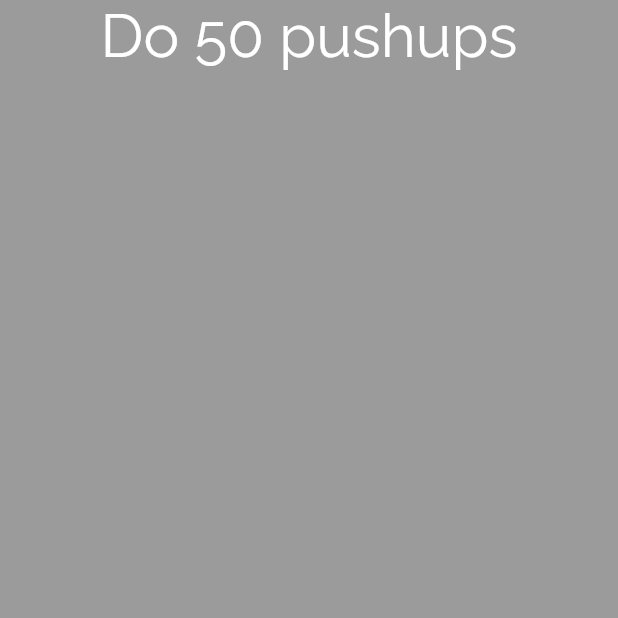
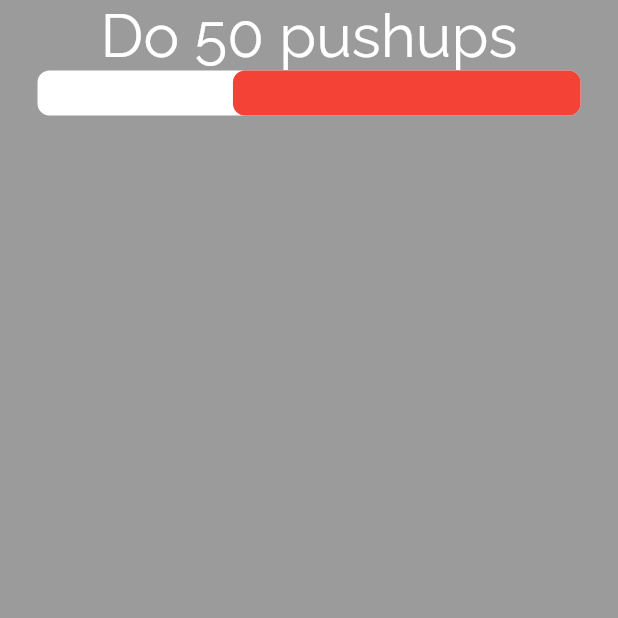
Before and after one commit to aryaman31/cautious-eureka, a Flutter app: the screen it shows after launch, on a phone screen of 412 x 824 dp, the top half of it. Run offline on Flutter 3.47's test engine with Material 2 defaults, Android fonts, the phone set to English and light mode, and no system bars.

Commit message:
Created basic timer functionality.

```diff
--- a/lib/root_page.dart
+++ b/lib/root_page.dart
@@ -1,7 +1,7 @@
 import 'package:flutter/material.dart';
+import 'timer.dart';
 
 class RootPage extends StatelessWidget {
-
   @override
   Widget build(BuildContext context) {
     return Scaffold(
@@ -15,7 +15,7 @@ class RootPage extends StatelessWidget {
                 child: Column(
                   children: <Widget>[
                     Text("Do 50 pushups", style: TextStyle(fontSize: 40, fontFamily: "Raleway", color: Colors.white), textAlign: TextAlign.center,),
-
+                    CountDownTimer()
                   ],
                 )
             ),
--- a/lib/timer.dart
+++ b/lib/timer.dart
@@ -0,0 +1,46 @@
+import 'package:flutter/material.dart';
+
+//class CountDownTimer extends StatefulWidget {
+//  @override
+//  _CountDownTimerState createState() => _CountDownTimerState();
+//}
+//
+//class _CountDownTimerState extends State<CountDownTimer> {
+//
+//}
+
+class CountDownTimer extends StatelessWidget {
+
+  final radius = 8.0;
+  var animationLength;
+  var secondsLeft;
+  var secondsInDay = 86400;
+
+  CountDownTimer() {
+    var hours = 23 - DateTime.now().hour;
+    var minutes = 59 - DateTime.now().minute;
+    var seconds = 59 - DateTime.now().second;
+    secondsLeft = (hours * 3600) + (minutes * 60) + seconds;
+    animationLength = Duration(hours: hours, minutes: minutes, seconds: seconds);
+  }
+
+  @override
+  Widget build(BuildContext context) {
+    return Container(
+      decoration: BoxDecoration(color: Colors.white, borderRadius: BorderRadius.all(Radius.circular(radius))),
+      height: 30,
+      alignment: Alignment(1.0, 0.0),
+      width: MediaQuery.of(context).size.width - 50,
+      child: TweenAnimationBuilder(
+          tween: Tween<double>(begin: secondsLeft/secondsInDay, end: 0),
+          duration: animationLength,
+          builder: (BuildContext context, double x, Widget child) {
+            return Container(
+              width: x * (MediaQuery.of(context).size.width),
+              decoration: BoxDecoration(color: Colors.red, borderRadius: BorderRadius.all(Radius.circular(radius))),
+            );
+          }
+      )
+    );
+  }
+}
```
